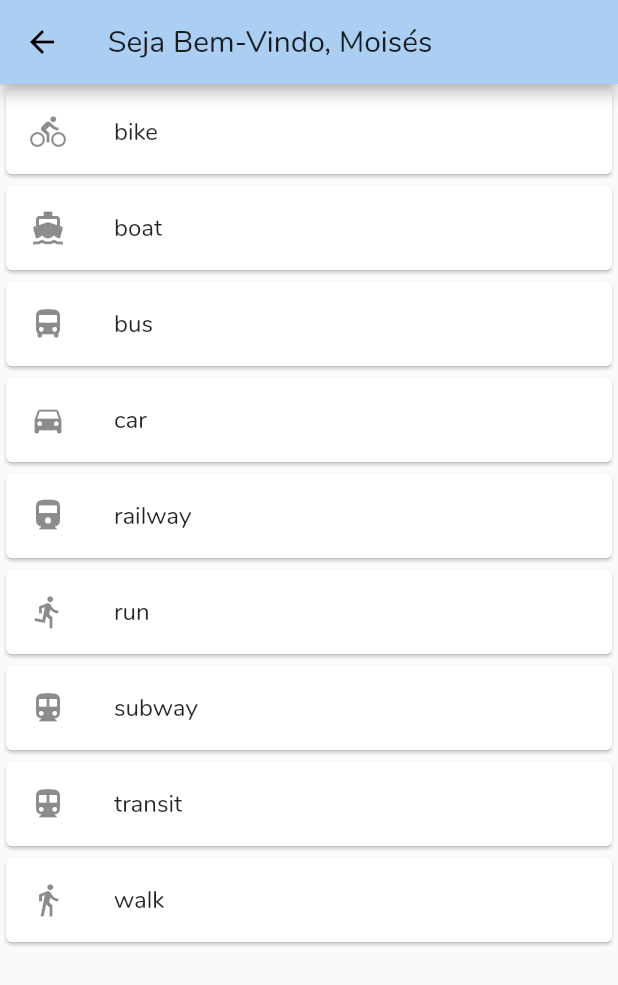
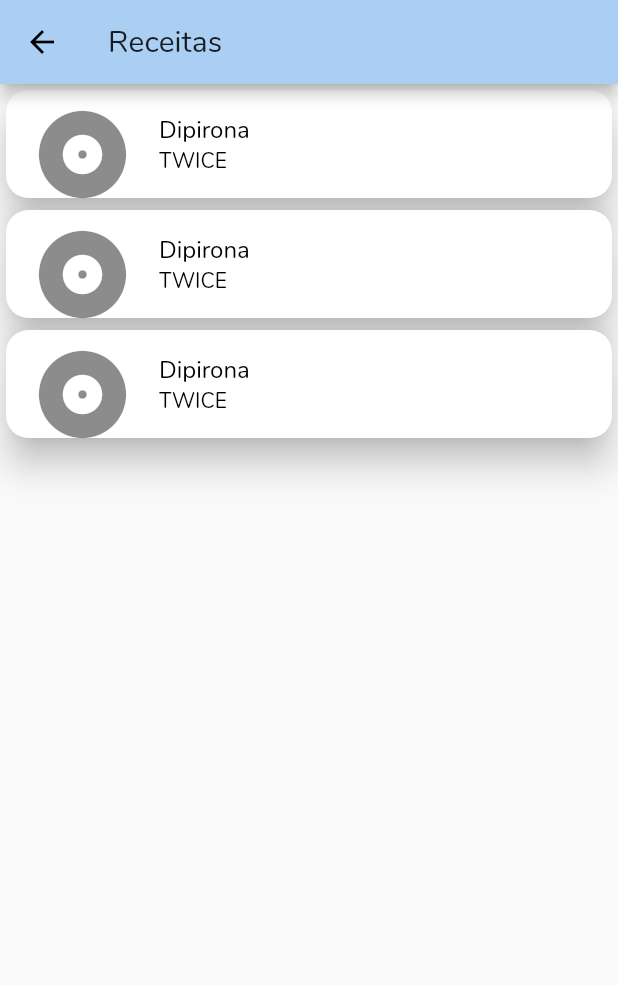
Before and after one commit to ElsonTMarques/MyDoctor, a Flutter app: the HomePage screen opened by its route, in the side drawer, after a tap on "Receitas", on a phone screen of 412 x 824 dp. Shown: the top 985 px of the screen. Run offline on Flutter 3.47's test engine with Material 2 defaults, Android fonts, the phone set to English and light mode, and no system bars; our stand-ins replace cloud_firestore, firebase_auth; accounts and stored records are empty.

Commit message:
criacao_user_e_receita

```diff
--- a/lib/drawer_menu.dart
+++ b/lib/drawer_menu.dart
@@ -19,26 +19,24 @@ class DrawerMenu extends StatelessWidget {
             children: <Widget>[
               _createHeader(),
               _createDrawerItem(
-                  icon: Icons.contacts,
+                  icon: Icons.assignment,
                   text: 'Receitas',
                   onTap: () {
                     Navigator.of(context).pushNamed(Receita.tag);
                   }),
-                Divider(),
+              Divider(),
               _createDrawerItem(
-                icon: Icons.contacts,
+                icon: Icons.local_pharmacy,
                 text: 'Remédios',
               ),
-
               Divider(),
               _createDrawerItem(
-                icon: Icons.contacts,
+                icon: Icons.local_hospital,
                 text: 'Médico',
               ),
-
               Divider(),
               _createDrawerItem(
-                icon: Icons.contacts,
+                icon: Icons.exit_to_app,
                 text: 'Sair',
               ),
               ListTile(
@@ -51,10 +49,13 @@ class DrawerMenu extends StatelessWidget {
   }
 
   Widget _createHeader() {
-     return UserAccountsDrawerHeader(
+    return UserAccountsDrawerHeader(
       accountName: Text('Moisés Coelho'),
-      accountEmail: Text('160002103@aluno.sj.unisal.br'),
-      currentAccountPicture: CircleAvatar(child: Text('M',style: TextStyle(fontSize: 32)),backgroundColor: Colors.grey,),
+      // accountEmail: Text('160002103@aluno.sj.unisal.br'),
+      currentAccountPicture: CircleAvatar(
+        child: Text('M', style: TextStyle(fontSize: 32)),
+        backgroundColor: Colors.grey,
+      ),
       decoration: BoxDecoration(
         color: Color(0xffABCFF2),
       ),
--- a/lib/receita.dart
+++ b/lib/receita.dart
@@ -5,37 +5,64 @@ class Receita extends StatelessWidget {
 
   @override
   Widget build(BuildContext context) {
-    final body = Container(
-      child: _createMainList()
-    );
+    final body = Container(child: _createMainList());
 
     return Scaffold(
       appBar: AppBar(
-        title: Text("Seja Bem-Vindo, Moisés"),
+        title: Text("Receitas"),
         backgroundColor: Color(0xffABCFF2),
       ),
       body: body,
     );
   }
 
-  Widget _createMainList(){
-    final titles = ['bike', 'boat', 'bus', 'car',
-      'railway', 'run', 'subway', 'transit', 'walk'];
+  Widget _createMainList() {
+    final titles = [
+      'bike',
+      'boat',
+      'bus',
+      // 'car',
+      // 'railway',
+      // 'run',
+      // 'subway',
+      // 'transit',
+      // 'walk'
+    ];
 
-      final icons = [Icons.directions_bike, Icons.directions_boat,
-      Icons.directions_bus, Icons.directions_car, Icons.directions_railway,
-      Icons.directions_run, Icons.directions_subway, Icons.directions_transit,
-      Icons.directions_walk];
+    final icons = [
+      Icons.directions_bike,
+      Icons.directions_boat,
+      Icons.directions_bus,
+      // Icons.directions_car,
+      // Icons.directions_railway,
+      // Icons.directions_run,
+      // Icons.directions_subway,
+      // Icons.directions_transit,
+      // Icons.directions_walk
+    ];
 
     return ListView.builder(
       itemCount: titles.length,
       itemBuilder: (context, index) {
-          return Card(
-            child: ListTile(
-              leading: Icon(icons[index]),
-              title: Text(titles[index], style: TextStyle(fontSize: 16),),
+        return Container(
+            width: 200,
+            child: Card(
+                shape: RoundedRectangleBorder(
+                  borderRadius: BorderRadius.circular(15.0),
                 ),
-          );
+                elevation: 10,
+                child: Column(
+                  mainAxisSize: MainAxisSize.min,
+                  children: <Widget>[
+                    const ListTile(
+                      leading: Icon(Icons.album, size: 70),
+                      title: Text('Dipirona',
+                          style: TextStyle(color: Colors.black)),
+                      subtitle:
+                          Text('TWICE', style: TextStyle(color: Colors.black)),
+                    ),
+                  ],
+                )));
       },
     );
   }
```
Also changed, not shown: lib/models/user.dart (added, +42 -0 lines), lib/services/auth.dart (added, +71 -0 lines), pubspec.yaml (+6 -8 lines), 1 other file. Lines whose indentation alone changed are shown as unchanged.
